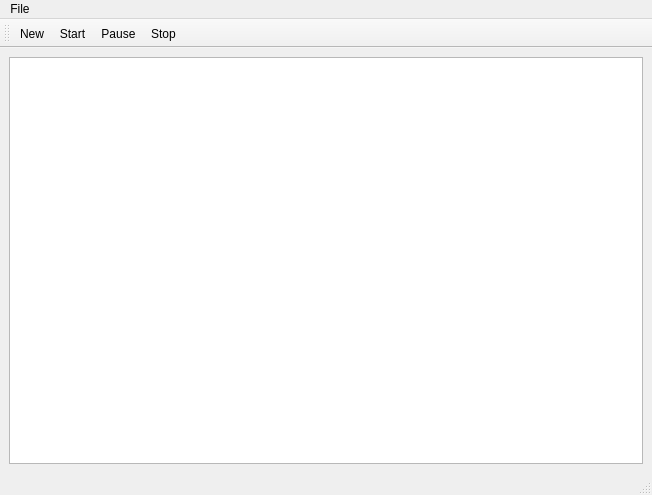
This is jobtimer.ui in cmusik/tasktimer as Qt 5 draws it before an edit. The edited form follows.
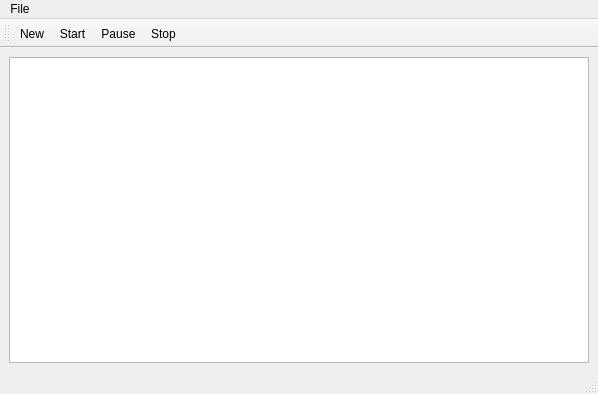
This is the edited form.

```diff
--- a/jobtimer.ui
+++ b/jobtimer.ui
@@ -5,30 +5,15 @@
    <rect>
     <x>0</x>
     <y>0</y>
-    <width>652</width>
-    <height>495</height>
+    <width>598</width>
+    <height>394</height>
    </rect>
   </property>
   <property name="windowTitle" >
    <string>JobTimer</string>
   </property>
   <widget class="QWidget" name="centralwidget" >
-   <layout class="QHBoxLayout" >
-    <property name="spacing" >
-     <number>6</number>
-    </property>
-    <property name="leftMargin" >
-     <number>9</number>
-    </property>
-    <property name="topMargin" >
-     <number>9</number>
-    </property>
-    <property name="rightMargin" >
-     <number>9</number>
-    </property>
-    <property name="bottomMargin" >
-     <number>9</number>
-    </property>
+   <layout class="QVBoxLayout" >
     <item>
      <widget class="QTableView" name="jobTable" >
       <property name="selectionBehavior" >
@@ -43,7 +28,7 @@
     <rect>
      <x>0</x>
      <y>0</y>
-     <width>652</width>
+     <width>598</width>
      <height>27</height>
     </rect>
    </property>
```
